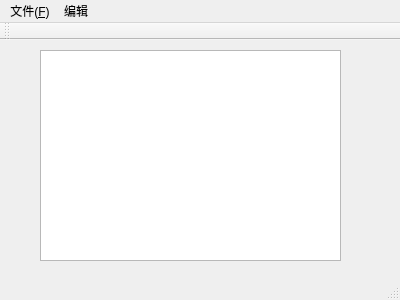
This is notepad/mainwindow.ui in JorhsonDeng/Qt-Program as Qt 5 draws it before an edit. The edited form follows.
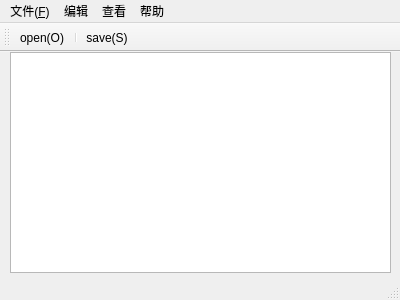
This is the edited form. Icons and pictures are not drawn.

```diff
--- a/notepad/mainwindow.ui
+++ b/notepad/mainwindow.ui
@@ -17,10 +17,10 @@
    <widget class="QTextEdit" name="textEdit">
     <property name="geometry">
      <rect>
-      <x>40</x>
-      <y>10</y>
-      <width>301</width>
-      <height>211</height>
+      <x>10</x>
+      <y>0</y>
+      <width>381</width>
+      <height>221</height>
      </rect>
     </property>
    </widget>
@@ -34,7 +34,7 @@
      <height>23</height>
     </rect>
    </property>
-   <widget class="QMenu" name="menuwen">
+   <widget class="QMenu" name="menuFile">
     <property name="title">
      <string>文件(&amp;F)</string>
     </property>
@@ -45,12 +45,28 @@
     <addaction name="separator"/>
     <addaction name="actionclose_C"/>
    </widget>
-   <widget class="QMenu" name="menu">
+   <widget class="QMenu" name="menuEdit">
     <property name="title">
      <string>编辑</string>
     </property>
    </widget>
-   <addaction name="menuwen"/>
+   <widget class="QMenu" name="menuCheck">
+    <property name="title">
+     <string>查看</string>
+    </property>
+    <addaction name="actionTime"/>
+   </widget>
+   <widget class="QMenu" name="menu">
+    <property name="title">
+     <string>帮助</string>
+    </property>
+    <addaction name="actionAbout"/>
+    <addaction name="actionhelp"/>
+    <addaction name="separator"/>
+   </widget>
+   <addaction name="menuFile"/>
+   <addaction name="menuEdit"/>
+   <addaction name="menuCheck"/>
    <addaction name="menu"/>
   </widget>
   <widget class="QToolBar" name="mainToolBar">
@@ -60,6 +76,9 @@
    <attribute name="toolBarBreak">
     <bool>false</bool>
    </attribute>
+   <addaction name="actionopen_O"/>
+   <addaction name="separator"/>
+   <addaction name="actionsave_S"/>
   </widget>
   <widget class="QStatusBar" name="statusBar"/>
   <action name="actionopen_O">
```
Left out of the diff: 65 changed lines with no effect on the pictures.
